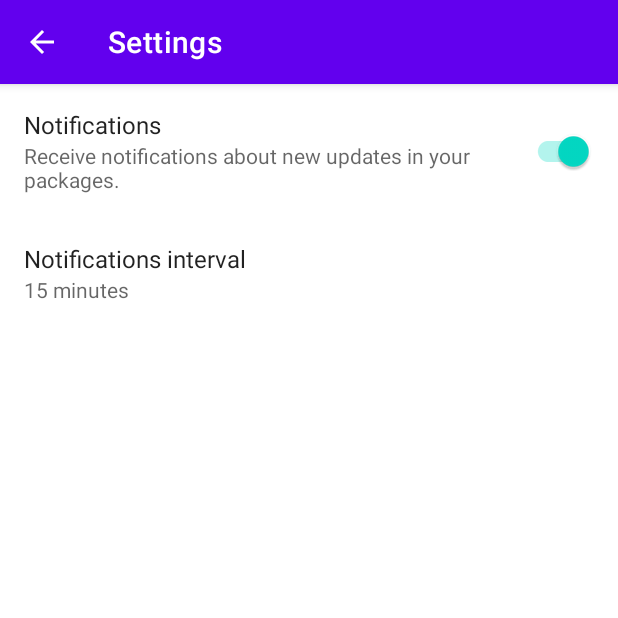
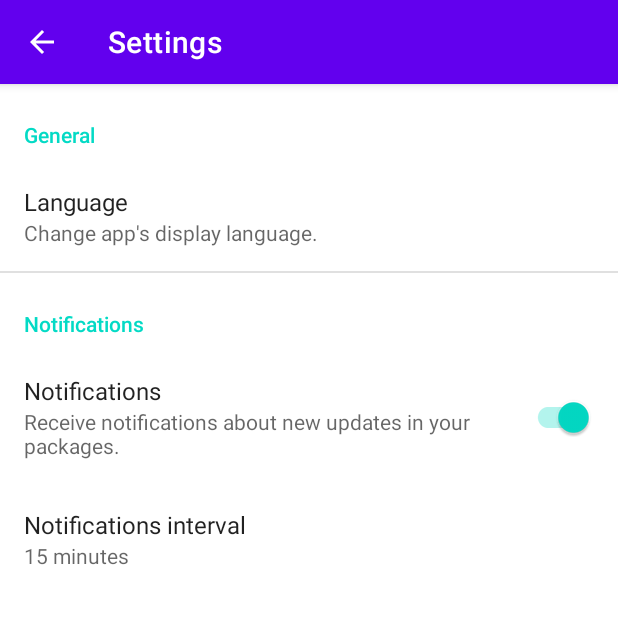
Before and after one commit to spgrvl/package-tracker-app, an Android app: the screen it shows after launch (SettingsActivity), in the options menu, after a tap on "Settings", on a phone screen of 412 x 824 dp, the top half of it. Run offline under Robolectric (Android 15) with nearby library versions, the phone set to English and light mode, and no system bars; our stand-ins replace androidx.preference.

Commit message:
Added option to manually change app's language in settings. Grouped app settings. Fixed a few localization issues.

```diff
--- a/app/build.gradle
+++ b/app/build.gradle
@@ -10,8 +10,8 @@ android {
         applicationId "com.spgrvl.packagetracker"
         minSdkVersion 24
         targetSdkVersion 30
-        versionCode 12
-        versionName "1.7"
+        versionCode 13
+        versionName "1.8"
 
         testInstrumentationRunner "androidx.test.runner.AndroidJUnitRunner"
     }
--- a/app/src/main/java/com/spgrvl/packagetracker/App.java
+++ b/app/src/main/java/com/spgrvl/packagetracker/App.java
@@ -47,7 +47,7 @@ public class App extends Application {
         if (Build.VERSION.SDK_INT >= Build.VERSION_CODES.O) {
             NotificationChannel channelPkg = new NotificationChannel(
                     CHANNEL_PKG_ID,
-                    "Package Channel",
+                    getString(R.string.package_channel),
                     NotificationManager.IMPORTANCE_DEFAULT
             );
             channelPkg.setDescription(getString(R.string.channelPkg_notification_description));
--- /dev/null
+++ b/app/src/main/java/com/spgrvl/packagetracker/Localization.java
@@ -0,0 +1,28 @@
+package com.spgrvl.packagetracker;
+
+import android.content.Context;
+import android.content.SharedPreferences;
+import android.content.res.Configuration;
+
+import androidx.preference.PreferenceManager;
+
+import java.util.Locale;
+
+public class Localization {
+    public static final String PREF_LANGUAGE = "pref_language";
+
+    public void setLocale(Context context) {
+        // Read User preferences
+        SharedPreferences sharedPreferences = PreferenceManager.getDefaultSharedPreferences(context);
+        String languagePref = sharedPreferences.getString(PREF_LANGUAGE, "sys");
+
+        // Set language if not set to System's default
+        if (!languagePref.equals("sys")) {
+            Locale locale = new Locale(languagePref);
+            Locale.setDefault(locale);
+            Configuration config = new Configuration();
+            config.setLocale(locale);
+            context.getResources().updateConfiguration(config, context.getResources().getDisplayMetrics());
+        }
+    }
+}
--- a/app/src/main/java/com/spgrvl/packagetracker/MainActivity.java
+++ b/app/src/main/java/com/spgrvl/packagetracker/MainActivity.java
@@ -19,6 +19,7 @@ import android.widget.Toast;
 import com.google.android.material.floatingactionbutton.FloatingActionButton;
 
 import java.util.ArrayList;
+import java.util.Locale;
 import java.util.regex.Matcher;
 import java.util.regex.Pattern;
 
@@ -33,6 +34,12 @@ public class MainActivity extends AppCompatActivity implements SwipeRefreshLayou
     @Override
     protected void onCreate(Bundle savedInstanceState) {
         super.onCreate(savedInstanceState);
+
+        // Set custom language if changed on app preferences
+        Localization localization = new Localization();
+        localization.setLocale(MainActivity.this);
+        this.setTitle(R.string.app_name);
+
         setContentView(R.layout.activity_main);
 
         // Prompt to add package when supported urls are opened with app
--- a/app/src/main/java/com/spgrvl/packagetracker/SettingsFragment.java
+++ b/app/src/main/java/com/spgrvl/packagetracker/SettingsFragment.java
@@ -19,6 +19,7 @@ import androidx.preference.PreferenceFragmentCompat;
 public class SettingsFragment extends PreferenceFragmentCompat {
     public static final String PREF_NOTIF = "pref_notif";
     public static final String PREF_NOTIF_INTERVAL = "pref_notif_interval";
+    public static final String PREF_LANGUAGE = "pref_language";
     private SharedPreferences.OnSharedPreferenceChangeListener preferenceChangeListener;
     private Menu menu;
 
@@ -30,7 +31,7 @@ public class SettingsFragment extends PreferenceFragmentCompat {
         preferenceChangeListener = new SharedPreferences.OnSharedPreferenceChangeListener() {
             @Override
             public void onSharedPreferenceChanged(SharedPreferences sharedPreferences, String key) {
-                if (key.equals(PREF_NOTIF) || key.equals(PREF_NOTIF_INTERVAL)) {
+                if (key.equals(PREF_NOTIF) || key.equals(PREF_NOTIF_INTERVAL) || key.equals(PREF_LANGUAGE)) {
                     Toast.makeText(getContext(), R.string.changes_restart_toast, Toast.LENGTH_SHORT).show();
                     menu.findItem(R.id.restart_button).setVisible(true);
                 }
--- a/app/src/main/res/values/strings.xml
+++ b/app/src/main/res/values/strings.xml
@@ -34,6 +34,11 @@
     <string name="status_none">Status: None</string>
     <string name="new_package">New package</string>
     <string name="scan">Scan</string>
+    <string name="package_channel">Package Channel</string>
+    <string name="language_pref">Language</string>
+    <string name="language_pref_summary">Change app\'s display language.</string>
+    <string name="general_pref_cat">General</string>
+    <string name="notif_pref_cat">Notifications</string>
 
     <string-array name="notif_interval_pref_entries">
         <item>15 minutes</item>
@@ -49,4 +54,14 @@
         <item>120</item>
         <item>360</item>
     </string-array>
+    <string-array name="language_pref_entries">
+        <item>System\'s language</item>
+        <item>English</item>
+        <item>Greek</item>
+    </string-array>
+    <string-array name="language_pref_values" translatable="false">
+        <item>sys</item>
+        <item>en</item>
+        <item>el</item>
+    </string-array>
 </resources>
--- a/app/src/main/res/xml/preferences.xml
+++ b/app/src/main/res/xml/preferences.xml
@@ -2,6 +2,23 @@
 <PreferenceScreen xmlns:android="http://schemas.android.com/apk/res/android"
     xmlns:app="http://schemas.android.com/apk/res-auto">
 
+    <PreferenceCategory
+        android:title="@string/general_pref_cat"
+        app:iconSpaceReserved="false">
+        <ListPreference
+            android:key="pref_language"
+            android:title="@string/language_pref"
+            android:entries="@array/language_pref_entries"
+            android:entryValues="@array/language_pref_values"
+            android:summary="@string/language_pref_summary"
+            android:defaultValue="sys"
+            app:iconSpaceReserved="false"
+            android:negativeButtonText="@string/cancel"/>
+    </PreferenceCategory>
+
+    <PreferenceCategory
+        android:title="@string/notif_pref_cat"
+        app:iconSpaceReserved="false">
         <SwitchPreferenceCompat
             android:key="pref_notif"
             android:title="@string/notif_pref"
@@ -17,6 +34,8 @@
             android:entryValues="@array/notif_interval_pref_values"
             android:summary="@string/notif_interval_pref_summary"
             android:defaultValue="15"
-        app:iconSpaceReserved="false"/>
+            app:iconSpaceReserved="false"
+            android:negativeButtonText="@string/cancel"/>
+    </PreferenceCategory>
 
 </PreferenceScreen>
```
Also changed, not shown: 1 other file. Lines whose indentation alone changed are shown as unchanged.
